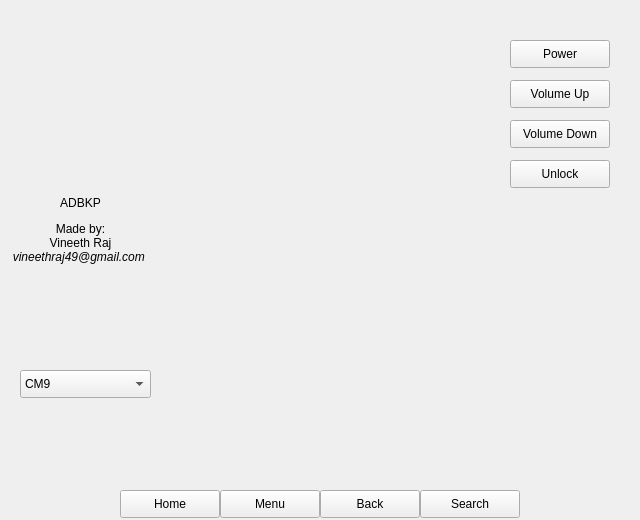
This is mainwindow.ui in thewisenerd/adbkp-gui as Qt 5 draws it before an edit. The edited form follows.
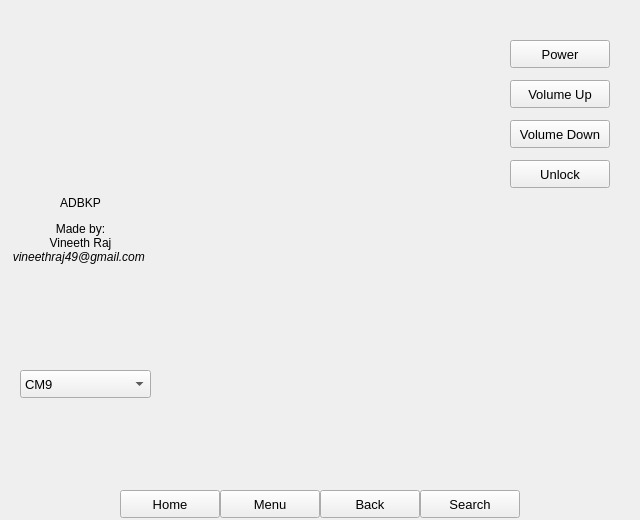
This is the edited form. Icons and pictures are not drawn.

```diff
--- a/mainwindow.ui
+++ b/mainwindow.ui
@@ -38,6 +38,24 @@
       <height>28</height>
      </rect>
     </property>
+    <property name="minimumSize">
+     <size>
+      <width>100</width>
+      <height>28</height>
+     </size>
+    </property>
+    <property name="maximumSize">
+     <size>
+      <width>100</width>
+      <height>28</height>
+     </size>
+    </property>
+    <property name="font">
+     <font>
+      <family>Arial</family>
+      <pointsize>10</pointsize>
+     </font>
+    </property>
     <property name="cursor">
      <cursorShape>PointingHandCursor</cursorShape>
     </property>
@@ -57,6 +75,24 @@
       <height>28</height>
      </rect>
     </property>
+    <property name="minimumSize">
+     <size>
+      <width>100</width>
+      <height>28</height>
+     </size>
+    </property>
+    <property name="maximumSize">
+     <size>
+      <width>100</width>
+      <height>28</height>
+     </size>
+    </property>
+    <property name="font">
+     <font>
+      <family>Arial</family>
+      <pointsize>10</pointsize>
+     </font>
+    </property>
     <property name="cursor">
      <cursorShape>PointingHandCursor</cursorShape>
     </property>
@@ -76,6 +112,26 @@
       <height>28</height>
      </rect>
     </property>
+    <property name="minimumSize">
+     <size>
+      <width>100</width>
+      <height>28</height>
+     </size>
+    </property>
+    <property name="maximumSize">
+     <size>
+      <width>100</width>
+      <height>28</height>
+     </size>
+    </property>
+    <property name="font">
+     <font>
+      <family>Arial</family>
+      <pointsize>10</pointsize>
+      <weight>50</weight>
+      <bold>false</bold>
+     </font>
+    </property>
     <property name="cursor">
      <cursorShape>PointingHandCursor</cursorShape>
     </property>
@@ -95,6 +151,12 @@
       <height>28</height>
      </rect>
     </property>
+    <property name="font">
+     <font>
+      <family>Arial</family>
+      <pointsize>10</pointsize>
+     </font>
+    </property>
     <property name="cursor">
      <cursorShape>PointingHandCursor</cursorShape>
     </property>
@@ -114,6 +176,12 @@
       <height>28</height>
      </rect>
     </property>
+    <property name="font">
+     <font>
+      <family>Arial</family>
+      <pointsize>10</pointsize>
+     </font>
+    </property>
     <property name="cursor">
      <cursorShape>PointingHandCursor</cursorShape>
     </property>
@@ -133,6 +201,12 @@
       <height>28</height>
      </rect>
     </property>
+    <property name="font">
+     <font>
+      <family>Arial</family>
+      <pointsize>10</pointsize>
+     </font>
+    </property>
     <property name="cursor">
      <cursorShape>PointingHandCursor</cursorShape>
     </property>
@@ -152,6 +226,12 @@
       <height>28</height>
      </rect>
     </property>
+    <property name="font">
+     <font>
+      <family>Arial</family>
+      <pointsize>10</pointsize>
+     </font>
+    </property>
     <property name="cursor">
      <cursorShape>PointingHandCursor</cursorShape>
     </property>
@@ -171,6 +251,23 @@
       <height>28</height>
      </rect>
     </property>
+    <property name="minimumSize">
+     <size>
+      <width>100</width>
+      <height>28</height>
+     </size>
+    </property>
+    <property name="maximumSize">
+     <size>
+      <width>100</width>
+      <height>28</height>
+     </size>
+    </property>
+    <property name="font">
+     <font>
+      <pointsize>10</pointsize>
+     </font>
+    </property>
     <property name="cursor">
      <cursorShape>PointingHandCursor</cursorShape>
     </property>
@@ -180,6 +277,9 @@
     <property name="text">
      <string>Unlock</string>
     </property>
+    <property name="flat">
+     <bool>false</bool>
+    </property>
    </widget>
    <widget class="QLabel" name="label">
     <property name="geometry">
@@ -222,6 +322,24 @@
       <height>28</height>
      </rect>
     </property>
+    <property name="minimumSize">
+     <size>
+      <width>131</width>
+      <height>28</height>
+     </size>
+    </property>
+    <property name="maximumSize">
+     <size>
+      <width>131</width>
+      <height>28</height>
+     </size>
+    </property>
+    <property name="font">
+     <font>
+      <family>Arial</family>
+      <pointsize>10</pointsize>
+     </font>
+    </property>
     <property name="cursor">
      <cursorShape>PointingHandCursor</cursorShape>
     </property>
```
